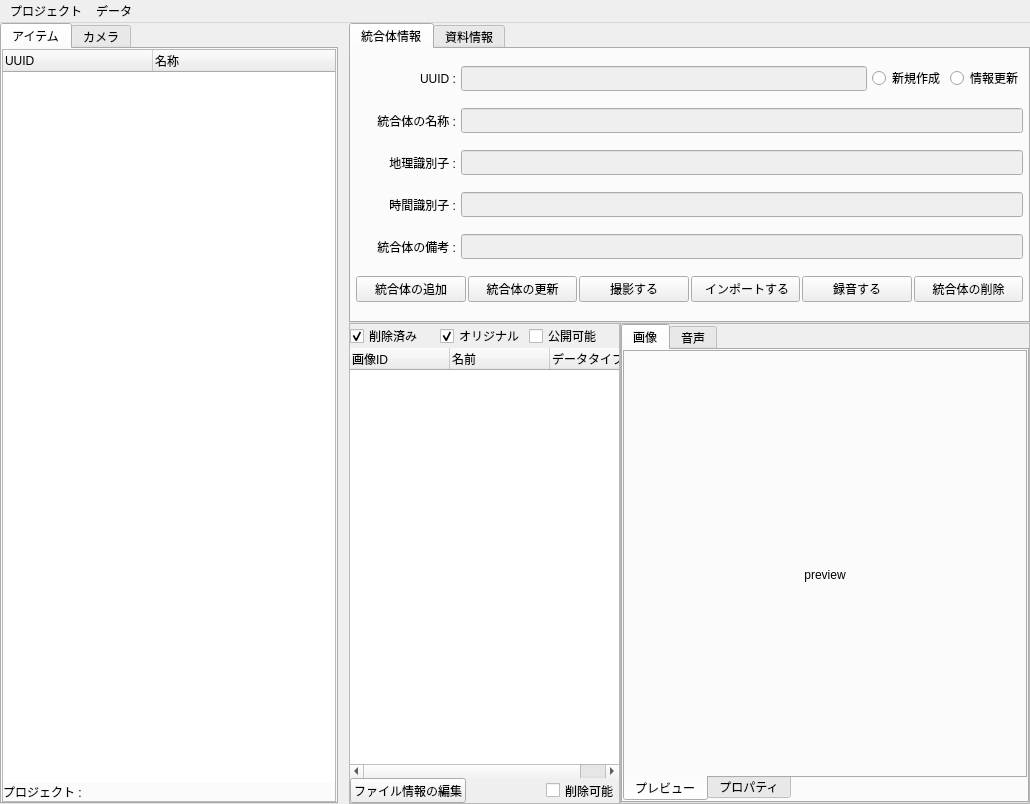
Above: ui/mainWindow.ui from yufujimoto/SurveyDataCollector before the change. Below: the same form after it.
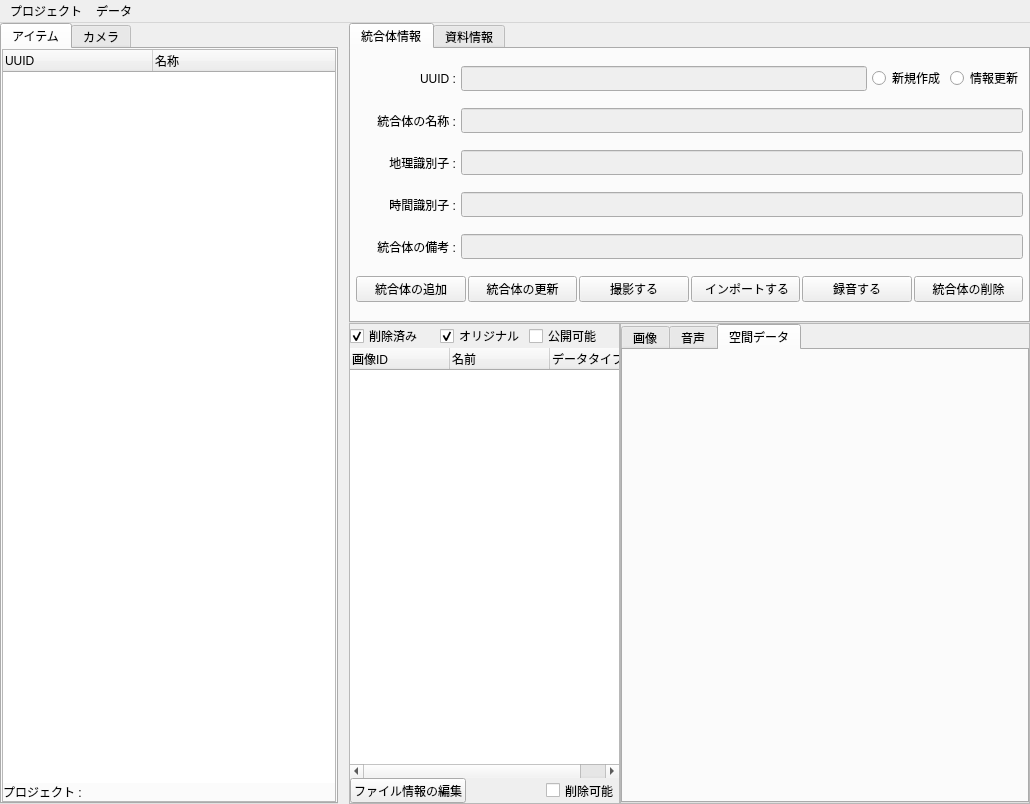
That is the form after the change. Icons and pictures are not drawn.

The edit to the form file:
```diff
--- a/ui/mainWindow.ui
+++ b/ui/mainWindow.ui
@@ -1796,7 +1796,7 @@
                 <enum>QTabWidget::Rounded</enum>
                </property>
                <property name="currentIndex">
-                <number>0</number>
+                <number>2</number>
                </property>
                <property name="iconSize">
                 <size>
@@ -2149,6 +2149,12 @@
                  </item>
                 </layout>
                </widget>
+               <widget class="QWidget" name="tab_src_geo">
+                <attribute name="title">
+                 <string>空間データ</string>
+                </attribute>
+                <layout class="QVBoxLayout" name="tab_src_geo_lay"/>
+               </widget>
               </widget>
              </item>
             </layout>
```
Left out of the diff: 136 changed lines with no effect on the pictures.
